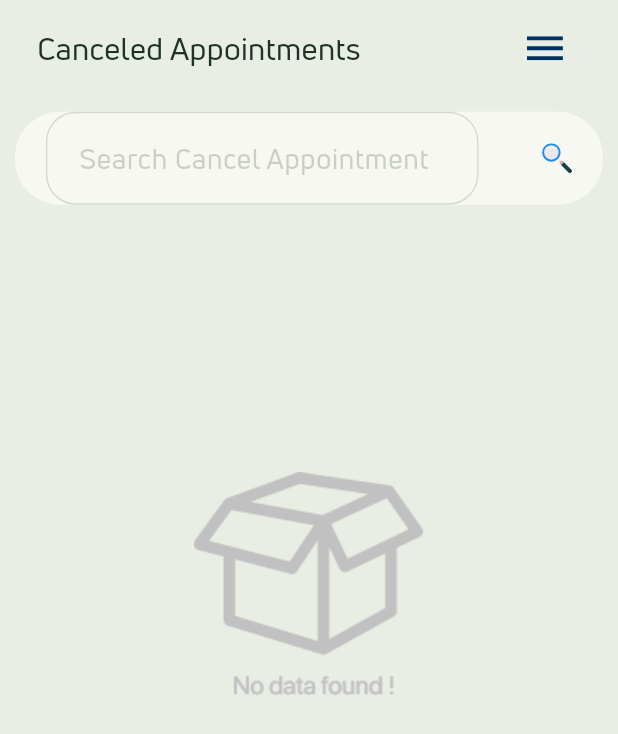
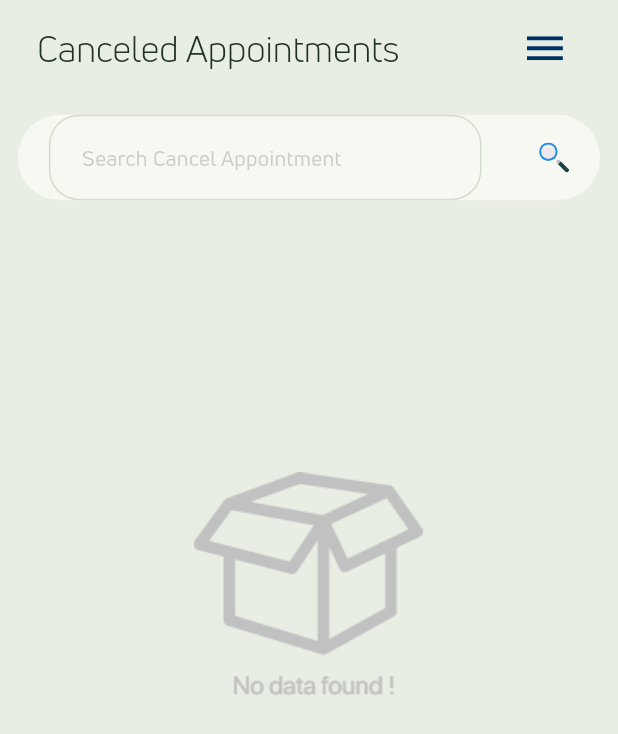
Before and after one commit to subgit9-a11y/docv1, a Flutter app: the CancelAppointmentScreen screen opened by its route, on a phone screen of 412 x 824 dp. Shown: the top 734 px of the screen. Run offline on Flutter 3.47's test engine with Material 3 defaults, Android fonts, the phone set to English and light mode, and no system bars; our stand-ins replace audioplayers, cached_network_image, cloud_firestore, connectivity_plus, country_picker, dio and 27 more; missing offline and left inert: agora_rtc_engine, pip_view, record, syncfusion_flutter_pdfviewer; accounts and stored records are empty; generated files the repository leaves out were written again; network calls fail; project files that could hold a hidden picture were left out.

```diff
--- a/lib/features/appointments/cancel_appointment.dart
+++ b/lib/features/appointments/cancel_appointment.dart
@@ -78,9 +78,12 @@ class _CancelAppointmentScreen extends State<CancelAppointmentScreen> {
                                                   AppString
                                                       .cancel_appointment_heading)
                                               .toString(),
-                                          style: TextStyle(
-                                              fontSize: width * 0.05,
-                                              color: AyurezeTheme.textPrimary),
+                                          style: Theme.of(context)
+                                              .textTheme
+                                              .headlineSmall
+                                              ?.copyWith(
+                                                  color:
+                                                      AyurezeTheme.textPrimary),
                                         ),
                                       ),
                                     ],
@@ -105,11 +108,12 @@ class _CancelAppointmentScreen extends State<CancelAppointmentScreen> {
                         ),
                         Container(
                           margin: EdgeInsets.only(top: height * 0.01),
-                          padding: EdgeInsets.all(10),
+                          padding: EdgeInsets.all(AyurezeTheme.spaceMd),
                           child: Card(
                             color: AyurezeTheme.surface,
                             shape: RoundedRectangleBorder(
-                              borderRadius: BorderRadius.circular(30),
+                              borderRadius:
+                                  BorderRadius.circular(AyurezeTheme.radius2xl),
                             ),
                             child: Container(
                                 alignment: AlignmentDirectional.center,
@@ -132,11 +136,14 @@ class _CancelAppointmentScreen extends State<CancelAppointmentScreen> {
                                                   AppString
                                                       .search_cancel_appointment)
                                               .toString(),
-                                          hintStyle: TextStyle(
-                                            fontSize: width * 0.045,
-                                            color: AyurezeTheme.textSecondary
-                                                .withValues(alpha: 0.3),
-                                          ),
+                                          hintStyle: Theme.of(context)
+                                              .textTheme
+                                              .bodyMedium
+                                              ?.copyWith(
+                                                color: AyurezeTheme
+                                                    .textSecondary
+                                                    .withValues(alpha: 0.3),
+                                              ),
                                         ),
                                         textAlign: TextAlign.left,
                                       ),
@@ -176,7 +183,8 @@ class _CancelAppointmentScreen extends State<CancelAppointmentScreen> {
                                   : Container(
                                       color: AyurezeTheme.surfaceMuted,
                                       width: width * 1.0,
-                                      padding: EdgeInsets.all(15),
+                                      padding:
+                                          EdgeInsets.all(AyurezeTheme.spaceXl),
                                       child: Row(
                                         mainAxisAlignment:
                                             MainAxisAlignment.spaceBetween,
@@ -190,17 +198,22 @@ class _CancelAppointmentScreen extends State<CancelAppointmentScreen> {
                                                       AppString
                                                           .cancel_appointment_heading)
                                                   .toString(),
-                                              style: TextStyle(
-                                                  fontSize: 16,
-                                                  color:
-                                                      AyurezeTheme.textPrimary),
+                                              style: Theme.of(context)
+                                                  .textTheme
+                                                  .titleMedium
+                                                  ?.copyWith(
+                                                      color: AyurezeTheme
+                                                          .textPrimary),
                                             ),
                                           ),
                                           Text(
                                             "${getTranslated(context, AppString.cancel_appointment_length)} ${viewModel.cancelAppointmentReq.length} ",
-                                            style: TextStyle(
-                                                fontSize: 13,
-                                                color: AyurezeTheme.forestDeep),
+                                            style: Theme.of(context)
+                                                .textTheme
+                                                .bodySmall
+                                                ?.copyWith(
+                                                    color: AyurezeTheme
+                                                        .forestDeep),
                                           ),
                                         ],
                                       ),
@@ -267,8 +280,10 @@ class _CancelAppointmentScreen extends State<CancelAppointmentScreen> {
                       EdgeInsets.only(left: width * 0.06, right: width * 0.02),
                   child: Text(
                     DateUtil().formattedDate(DateTime.parse(appointment.date!)),
-                    style:
-                        TextStyle(fontSize: 14, color: AyurezeTheme.forestDeep),
+                    style: Theme.of(context)
+                        .textTheme
+                        .bodyMedium
+                        ?.copyWith(color: AyurezeTheme.forestDeep),
                   ),
                 ),
                 Container(
@@ -276,8 +291,10 @@ class _CancelAppointmentScreen extends State<CancelAppointmentScreen> {
                       EdgeInsets.only(left: width * 0.06, right: width * 0.02),
                   child: Text(
                     appointment.time!,
-                    style:
-                        TextStyle(fontSize: 14, color: AyurezeTheme.forestDeep),
+                    style: Theme.of(context)
+                        .textTheme
+                        .bodyMedium
+                        ?.copyWith(color: AyurezeTheme.forestDeep),
                   ),
                 )
               ],
@@ -289,7 +306,8 @@ class _CancelAppointmentScreen extends State<CancelAppointmentScreen> {
                   height: 100,
                   child: Card(
                       shape: RoundedRectangleBorder(
-                        borderRadius: BorderRadius.circular(15.0),
+                        borderRadius:
+                            BorderRadius.circular(AyurezeTheme.radiusLg),
                       ),
                       child: Column(children: <Widget>[
                         Container(
@@ -299,7 +317,8 @@ class _CancelAppointmentScreen extends State<CancelAppointmentScreen> {
                               height: 70,
                               width: 60,
                               child: ClipRRect(
-                                borderRadius: BorderRadius.circular(10),
+                                borderRadius: BorderRadius.circular(
+                                    AyurezeTheme.radiusMd),
                                 child: Container(
                                     decoration: BoxDecoration(
                                         image: DecorationImage(
@@ -315,7 +334,7 @@ class _CancelAppointmentScreen extends State<CancelAppointmentScreen> {
                               ),
                               child: Text(
                                 appointment.patientName!,
-                                style: TextStyle(fontSize: 16.0),
+                                style: Theme.of(context).textTheme.titleMedium,
                                 overflow: TextOverflow.ellipsis,
                                 maxLines: 1,
                               ),
@@ -326,9 +345,10 @@ class _CancelAppointmentScreen extends State<CancelAppointmentScreen> {
                                           Preferences.currency_symbol) ??
                                       '') +
                                   appointment.amount.toString(),
-                              style: TextStyle(
-                                  fontSize: 16,
-                                  color: AyurezeTheme.textSecondary),
+                              style: Theme.of(context)
+                                  .textTheme
+                                  .titleMedium
+                                  ?.copyWith(color: AyurezeTheme.textSecondary),
                             )),
                             subtitle: Column(
                               children: <Widget>[
@@ -336,18 +356,23 @@ class _CancelAppointmentScreen extends State<CancelAppointmentScreen> {
                                     alignment: AlignmentDirectional.topStart,
                                     child: Text(
                                       "${getTranslated(context, AppString.home_age_data)}:${appointment.age}",
-                                      style: TextStyle(
-                                          fontSize: 12,
-                                          color: AyurezeTheme.textSecondary),
+                                      style: Theme.of(context)
+                                          .textTheme
+                                          .bodySmall
+                                          ?.copyWith(
+                                              color:
+                                                  AyurezeTheme.textSecondary),
                                     )),
                                 Container(
                                   width: width * 0.6,
                                   alignment: AlignmentDirectional.topStart,
                                   child: Text(
                                     appointment.patientAddress!,
-                                    style: TextStyle(
-                                        fontSize: 12,
-                                        color: AyurezeTheme.textSecondary),
+                                    style: Theme.of(context)
+                                        .textTheme
+                                        .bodySmall
+                                        ?.copyWith(
+                                            color: AyurezeTheme.textSecondary),
                                     overflow: TextOverflow.ellipsis,
                                     maxLines: 2,
                                   ),
```
Also changed, not shown: lib/features/consultation/chat/pages/chat_page.dart (+9 -6 lines).
